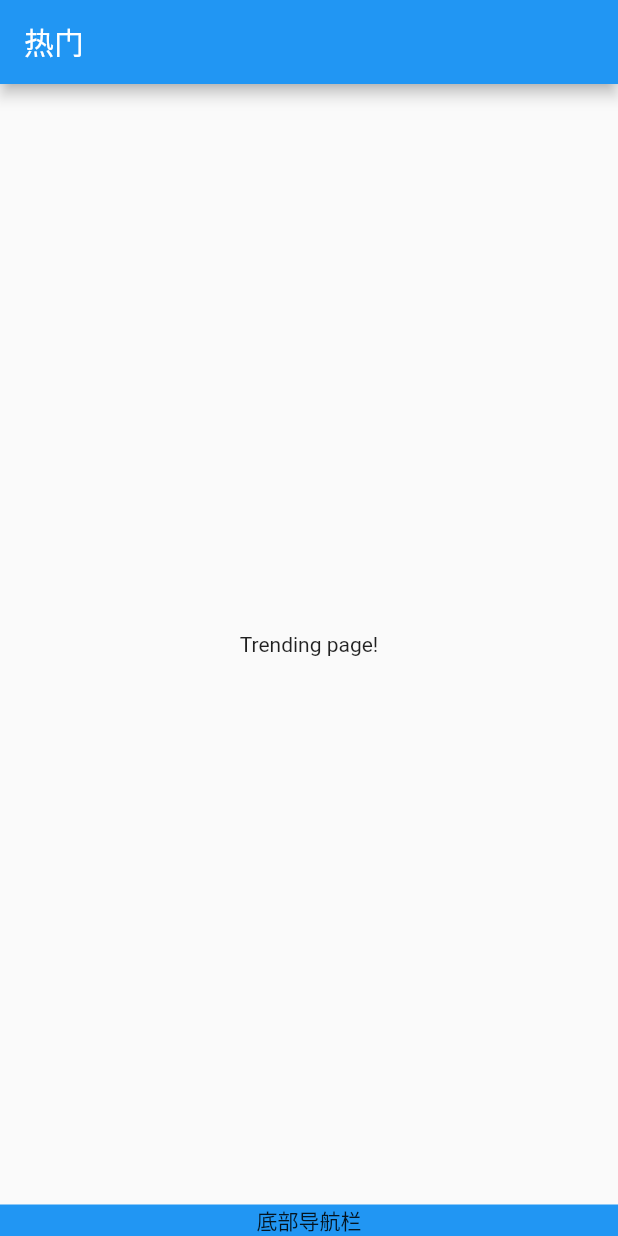
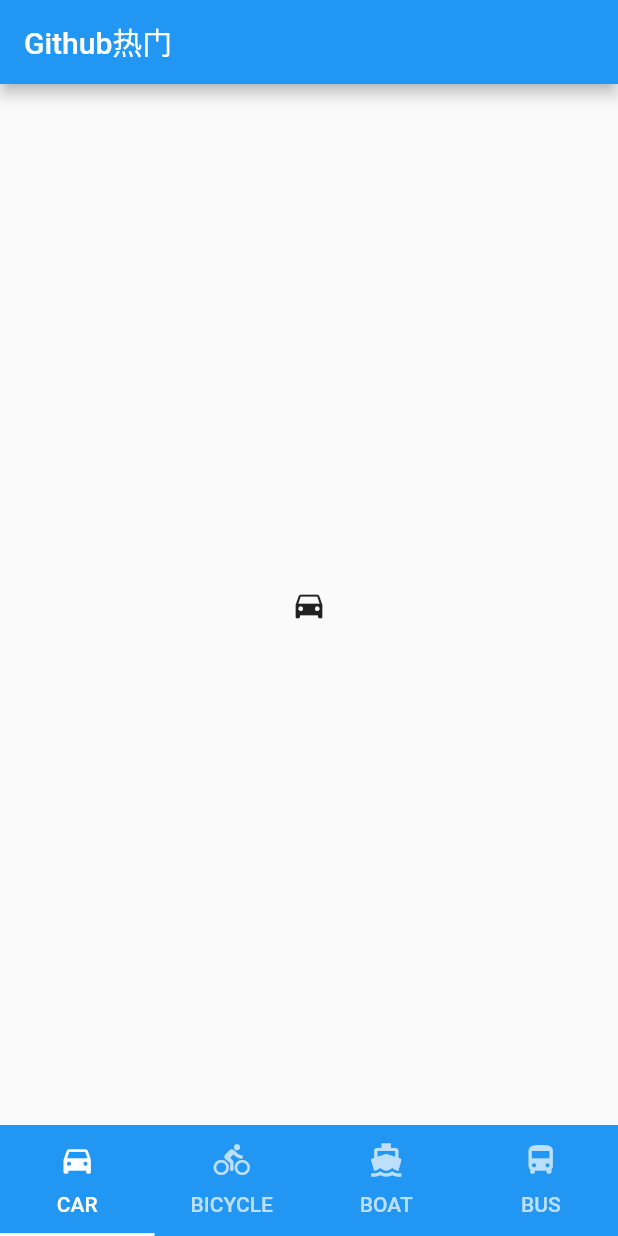
Before and after one commit to shanyutongxue/flutter-trending, a Flutter app: the screen it shows after launch, on a phone screen of 412 x 824 dp. Run offline on Flutter 3.47's test engine with Material 2 defaults, Android fonts, the phone set to English and light mode, and no system bars.

Commit message:
feat: add tabBar in home page

```diff
--- a/lib/page/HomePage.dart
+++ b/lib/page/HomePage.dart
@@ -1,19 +1,65 @@
 import 'package:flutter/material.dart';
 import 'package:github_trending/widget/BottomTab.dart';
 
-class HomePage extends StatelessWidget {
-  HomePage({Key key, this.title}) : super(key: key);
+class HomePage extends StatefulWidget {
+  @override
+  _HomePageState createState() => new _HomePageState();
+}
 
-  final String title;
+class _HomePageState extends State<HomePage>
+    with SingleTickerProviderStateMixin {
+  TabController _tabController;
+
+  @override
+  void initState() {
+    super.initState();
+    _tabController = new TabController(vsync: this, length: choices.length);
+  }
+
+  @override
+  void dispose() {
+    _tabController.dispose();
+    super.dispose();
+  }
 
   @override
   Widget build(BuildContext context) {
     return Scaffold(
-      appBar: AppBar(
-        title: Text('热门'),
-      ),
-      body: Center(child: Text('Trending page!')),
-      bottomNavigationBar: new BottomTab()
-    );
+        appBar: AppBar(
+          title: Text('Github热门'),
+        ),
+        body: new TabBarView(
+          controller: _tabController,
+          children: [
+            new Icon(Icons.directions_car),
+            new Icon(Icons.directions_bike),
+            new Icon(Icons.directions_boat),
+            new Icon(Icons.directions_bus)
+          ],
+        ),
+        bottomNavigationBar: new Material(
+          color: Colors.blue,
+          child: new TabBar(
+            controller: _tabController,
+            tabs: choices.map((Choice choice) {
+              return new Tab(
+                text: choice.title,
+                icon: new Icon(choice.icon),
+              );
+            }).toList()))
+        );
   }
 }
+
+class Choice {
+  const Choice({this.title, this.icon});
+  final String title;
+  final IconData icon;
+}
+
+const List<Choice> choices = const <Choice>[
+  const Choice(title: 'CAR', icon: Icons.directions_car),
+  const Choice(title: 'BICYCLE', icon: Icons.directions_bike),
+  const Choice(title: 'BOAT', icon: Icons.directions_boat),
+  const Choice(title: 'BUS', icon: Icons.directions_bus),
+];
--- a/lib/widget/BottomTab.dart
+++ /dev/null
@@ -1,22 +0,0 @@
-import 'package:flutter/material.dart';
-
-class BottomTab extends StatelessWidget {
-
-List<Widget> tabs = [];
-
-  @override
-  Widget build(BuildContext context) {
-    return new Material(
-          //为了适配主题风格，包一层Material实现风格套用
-          color: Theme.of(context).primaryColor, //底部导航栏主题颜色
-          child: Text('底部导航栏', textAlign: TextAlign.center)
-          // new TabBar(
-          //   //TabBar导航标签，底部导航放到Scaffold的bottomNavigationBar中
-          //   controller: _tabController, //配置控制器
-          //   tabs: tabs,
-          //   // indicatorColor: _indicatorColor, //tab标签的下划线颜色
-          // ),
-    );
-  }
-
-}
```
